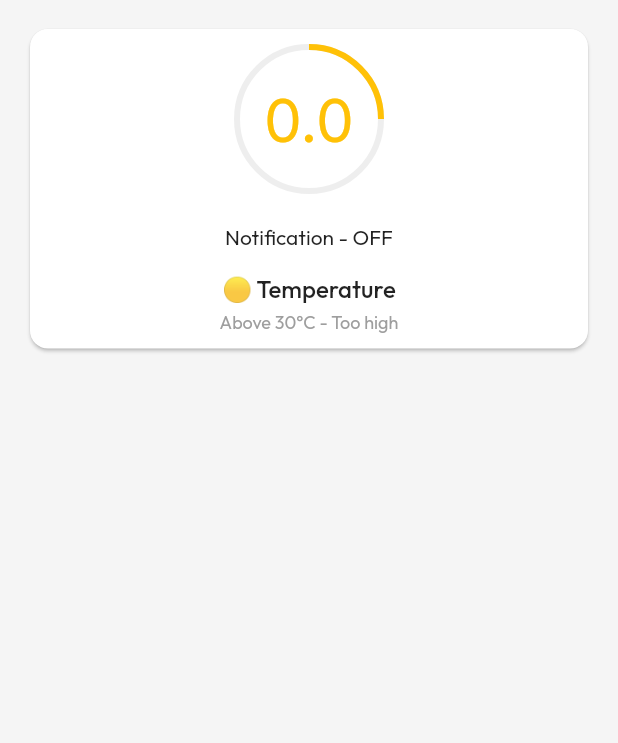
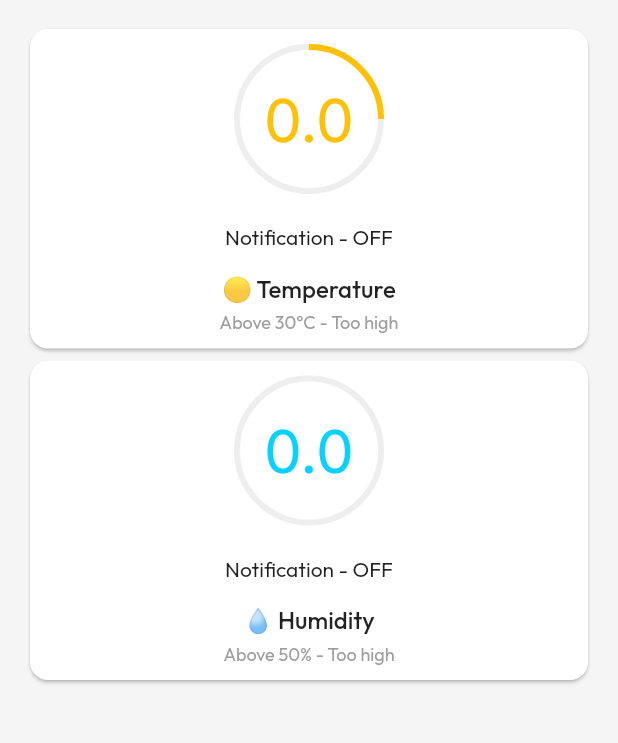
Before and after one commit to dadn-dream-home/app, a Flutter app: the screen it shows after launch, on a phone screen of 412 x 824 dp, the part 61-804 px from its top. Run offline on Flutter 3.47's test engine with Material 2 defaults, Android fonts, the phone set to English and light mode, and no system bars; our stand-ins replace google_fonts; network calls fail.

Commit message:
add HumidCard and get API of humidity

```diff
--- a/lib/dashboard.dart
+++ b/lib/dashboard.dart
@@ -3,7 +3,7 @@ import 'package:flutter/material.dart';
 import 'package:google_fonts/google_fonts.dart';
 
 class Dashboard extends StatelessWidget {
-  const Dashboard({super.key});
+  const Dashboard({Key? key});
 
   @override
   Widget build(BuildContext context) {
@@ -27,7 +27,10 @@ class Dashboard extends StatelessWidget {
         padding: const EdgeInsetsDirectional.symmetric(horizontal: 16),
         child: Column(
           crossAxisAlignment: CrossAxisAlignment.stretch,
-          children: const [TemperatureCard()],
+          children: const [
+            TemperatureCard(),
+            HumidCard(), // added HumidCard here
+          ],
         ),
       ),
     );
@@ -35,7 +38,7 @@ class Dashboard extends StatelessWidget {
 }
 
 class TemperatureCard extends StatelessWidget {
-  const TemperatureCard({super.key});
+  const TemperatureCard({Key? key});
 
   @override
   Widget build(BuildContext context) {
@@ -50,7 +53,7 @@ class TemperatureCard extends StatelessWidget {
             const SizedBox(
               width: 100,
               height: 100,
-              child: Gauge(),
+              child: Gauge(typeValue: "temperature"),
             ),
             Container(
               margin: const EdgeInsetsDirectional.only(top: 20.0),
@@ -76,3 +79,46 @@ class TemperatureCard extends StatelessWidget {
     );
   }
 }
+
+class HumidCard extends StatelessWidget {
+  const HumidCard({Key? key});
+
+  @override
+  Widget build(BuildContext context) {
+    return Card(
+      shape: RoundedRectangleBorder(
+        borderRadius: BorderRadius.circular(12.0),
+      ),
+      child: Container(
+          padding: const EdgeInsetsDirectional.symmetric(vertical: 10),
+          child:
+              Column(crossAxisAlignment: CrossAxisAlignment.center, children: [
+            const SizedBox(
+              width: 100,
+              height: 100,
+              child: Gauge(typeValue: "humidity"),
+            ),
+            Container(
+              margin: const EdgeInsetsDirectional.only(top: 20.0),
+              child: const Text(
+                "Notification - OFF",
+              ),
+            ),
+            Container(
+              margin: const EdgeInsetsDirectional.only(top: 15.0),
+              child: const Text(
+                "💧 Humidity",
+                style: TextStyle(fontSize: 16, fontWeight: FontWeight.w500),
+              ),
+            ),
+            Container(
+              margin: const EdgeInsetsDirectional.only(top: 5.0),
+              child: const Text(
+                "Above 50% - Too high",
+                style: TextStyle(fontSize: 12, color: Colors.grey),
+              ),
+            ),
+          ])),
+    );
+  }
+}
--- a/lib/dashboard/gauge.dart
+++ b/lib/dashboard/gauge.dart
@@ -6,24 +6,34 @@ import 'package:http/http.dart' as http;
 import 'package:vector_math/vector_math.dart' as vmath;
 
 class Gauge extends StatefulWidget {
-  const Gauge({Key? key}) : super(key: key);
+  const Gauge({Key? key, required this.typeValue}) : super(key: key);
+
+  final String typeValue;
 
   @override
   _GaugeState createState() => _GaugeState();
 }
 
 class _GaugeState extends State<Gauge> {
-  String _value = "0.0";
+  String _temp = "0.0", _humi = "0.0";
   late Timer timer;
 
   Future<void> _fetchData() async {
-    final response = await http.get(Uri.parse(
+    final tempResponse = await http.get(Uri.parse(
         'https://io.adafruit.com/api/v2/datdtnhcse/feeds/bbc-temp/data?limit=1'));
-    final api = json.decode(response.body);
-    final jsonString = api.elementAt(0);
-    final value = jsonString["value"];
+    final tempAPI = json.decode(tempResponse.body);
+    final tempJSON = tempAPI.elementAt(0);
+    final temp = tempJSON["value"];
+
+    final humiResponse = await http.get(Uri.parse(
+        'https://io.adafruit.com/api/v2/datdtnhcse/feeds/bbc-humi/data?limit=1'));
+    final humiAPI = json.decode(humiResponse.body);
+    final humiJSON = humiAPI.elementAt(0);
+    final humi = humiJSON["value"];
+
     setState(() {
-      _value = value;
+      _temp = temp;
+      _humi = humi;
     });
   }
 
@@ -37,17 +47,35 @@ class _GaugeState extends State<Gauge> {
 
   @override
   Widget build(BuildContext context) {
+    if (widget.typeValue == "temperature") {
       return CustomPaint(
-      painter: _MyPainter(value: double.parse(_value)),
+        painter:
+            _MyPainter(value: double.parse(_temp), typeValue: "temperature"),
         child: Center(
           child: Text(
-          "$_value",
+            "$_temp",
             style: GoogleFonts.inter(
               textStyle: const TextStyle(color: Colors.amber, fontSize: 40),
             ),
           ),
         ),
       );
+    } else if (widget.typeValue == "humidity") {
+      return CustomPaint(
+        painter: _MyPainter(value: double.parse(_humi), typeValue: "humidity"),
+        child: Center(
+          child: Text(
+            "$_humi",
+            style: GoogleFonts.inter(
+              textStyle: const TextStyle(
+                  color: Color.fromARGB(255, 7, 210, 255), fontSize: 40),
+            ),
+          ),
+        ),
+      );
+    } else {
+      return Container();
+    }
   }
 
   @override
@@ -59,15 +87,22 @@ class _GaugeState extends State<Gauge> {
 
 class _MyPainter extends CustomPainter {
   final double value;
+  final String typeValue;
 
-  _MyPainter({required this.value});
+  _MyPainter({required this.value, required this.typeValue});
 
   @override
   void paint(Canvas canvas, Size size) {
     drawArc(canvas, size, toPercent: 100, color: Colors.grey[200]!);
+    if (typeValue == "temperature") {
       drawArc(canvas, size,
           toPercent: ((value - 10) / 40) * 100, color: Colors.amber);
       // 10°C is 0%, 50°C is 100%
+    } else if (typeValue == "humidity") {
+      drawArc(canvas, size,
+          toPercent: value, color: Color.fromARGB(255, 7, 210, 255));
+      // 10°C is 0%, 50°C is 100%
+    }
   }
 
   @override
```
Lines whose indentation alone changed are shown as unchanged.
